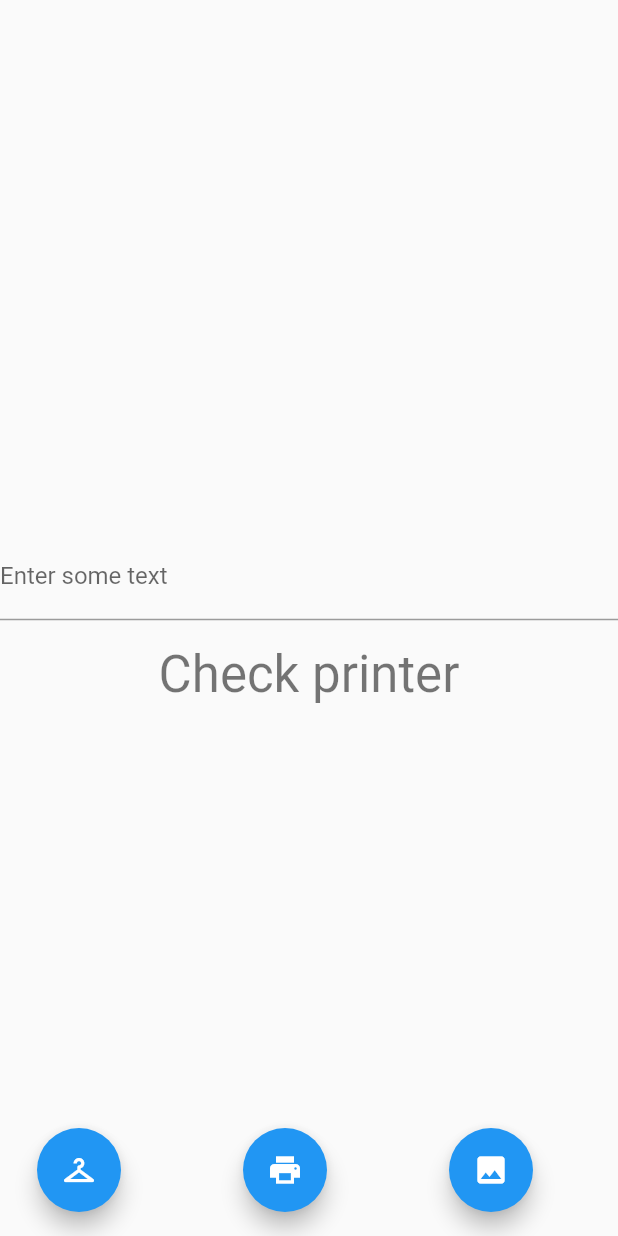
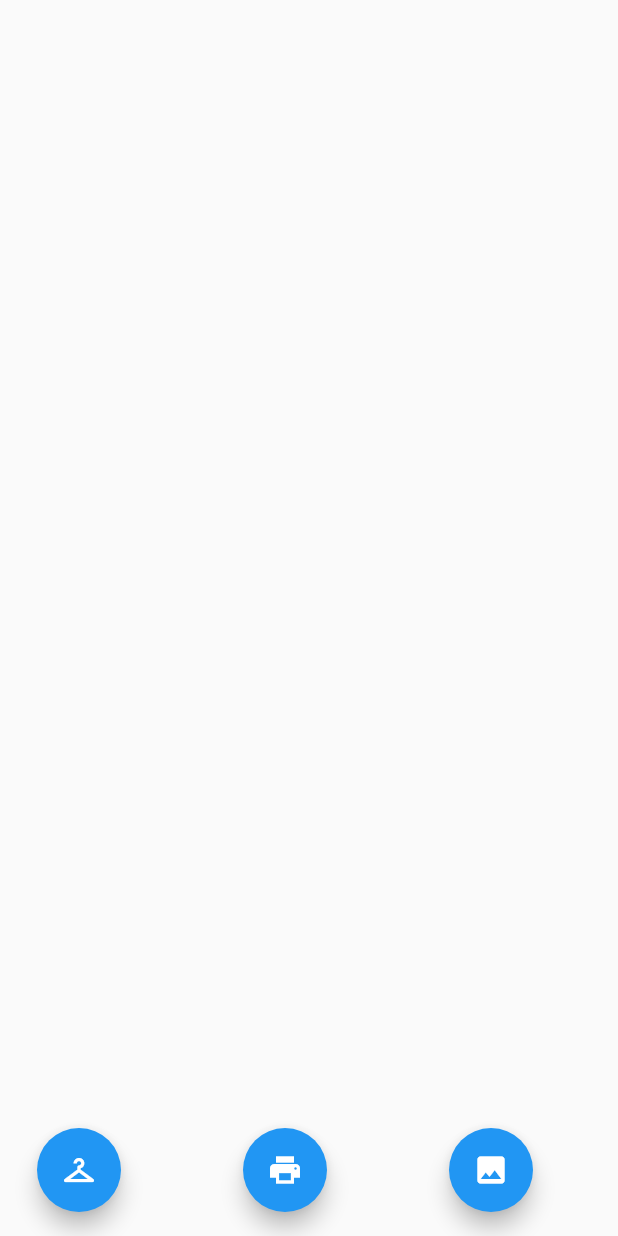
Before and after one commit to hassanannajjar/tp808_printer, a Flutter app: the screen it shows after launch, after a tap on the "image" icon, on a phone screen of 412 x 824 dp. Run offline on Flutter 3.47's test engine with Material 2 defaults, Android fonts, the phone set to English and light mode, and no system bars; network calls fail.

Commit message:
fixed package error

```diff
--- a/lib/main.dart
+++ b/lib/main.dart
@@ -1,6 +1,6 @@
 import 'package:flutter/material.dart';
 import 'dart:async';
-import 'package:flutter/material.dart';
+import 'package:tp808_printer/tp808_printer.dart';
 import 'package:flutter/services.dart';
 
 void main() {
@@ -36,37 +36,7 @@ class _MyHomePageState extends State<MyHomePage> {
   @override
   void initState() {
     super.initState();
-    _checkPrinterStatus();
-  }
-
-  static const platform = MethodChannel('jigsaw.gaza.dev/tp808_printer');
-  String _printerStatus = 'Check printer';
-  String _inputText =
-      'https://semicolon-ltd.com/assets/img_blogs/thermal-bill-semicolonLtd-FlyAcc.png';
-
-  Future<void> _checkPrinterStatus() async {
-    String printerStatus;
-    try {
-      printerStatus = await platform.invokeMethod('connectUsb');
-    } on PlatformException catch (e) {
-      printerStatus = "Failed to read: '${e.message}'.";
-    }
-
-    setState(() {
-      _printerStatus = printerStatus;
-    });
-  }
-
-  Future<void> _printTestText() async {
-    String printerStatus;
-    try {
-      printerStatus = await platform.invokeMethod('printTestText');
-    } on PlatformException catch (e) {
-      printerStatus = "Failed to read: '${e.message}'.";
-    }
-    setState(() {
-      _printerStatus = printerStatus;
-    });
+    Printer808().checkStatus();
   }
 
   Future<void> _printTestPage() async {
@@ -76,18 +46,7 @@ class _MyHomePageState extends State<MyHomePage> {
         (await NetworkAssetBundle(Uri.parse(imageUrl)).load(imageUrl))
             .buffer
             .asUint8List();
-    String printerStatus;
-    try {
-      printerStatus = await platform.invokeMethod('printTestImage', {
-        'bitmap': imageBytes,
-        'size': 550,
-      });
-    } on PlatformException catch (e) {
-      printerStatus = "Failed to read: '${e.message}'.";
-    }
-    setState(() {
-      _printerStatus = printerStatus;
-    });
+    Printer808().printImage(imageBytes: imageBytes);
   }
 
   @override
@@ -97,21 +56,7 @@ class _MyHomePageState extends State<MyHomePage> {
         child: Column(
           mainAxisAlignment: MainAxisAlignment.center,
           children: <Widget>[
-            TextField(
-              onChanged: (value) {
-                setState(() {
-                  _inputText = value;
-                });
-              },
-              decoration: InputDecoration(
-                labelText: 'Enter some text',
-              ),
-            ),
             SizedBox(height: 16.0),
-            Text(
-              _printerStatus,
-              style: Theme.of(context).textTheme.headlineMedium,
-            ),
           ],
         ),
       ),
@@ -120,12 +65,12 @@ class _MyHomePageState extends State<MyHomePage> {
         mainAxisAlignment: MainAxisAlignment.spaceAround,
         children: [
           FloatingActionButton(
-            onPressed: _checkPrinterStatus,
+            onPressed: Printer808().checkStatus,
             tooltip: 'Print test page',
             child: const Icon(Icons.checkroom_outlined),
           ),
           FloatingActionButton(
-            onPressed: _printTestText,
+            onPressed: () => Printer808().printText('Jigsaw test '),
             tooltip: 'Print test page',
             child: const Icon(Icons.print),
           ),
```
Also changed, not shown: pubspec.lock, 1 other file.
